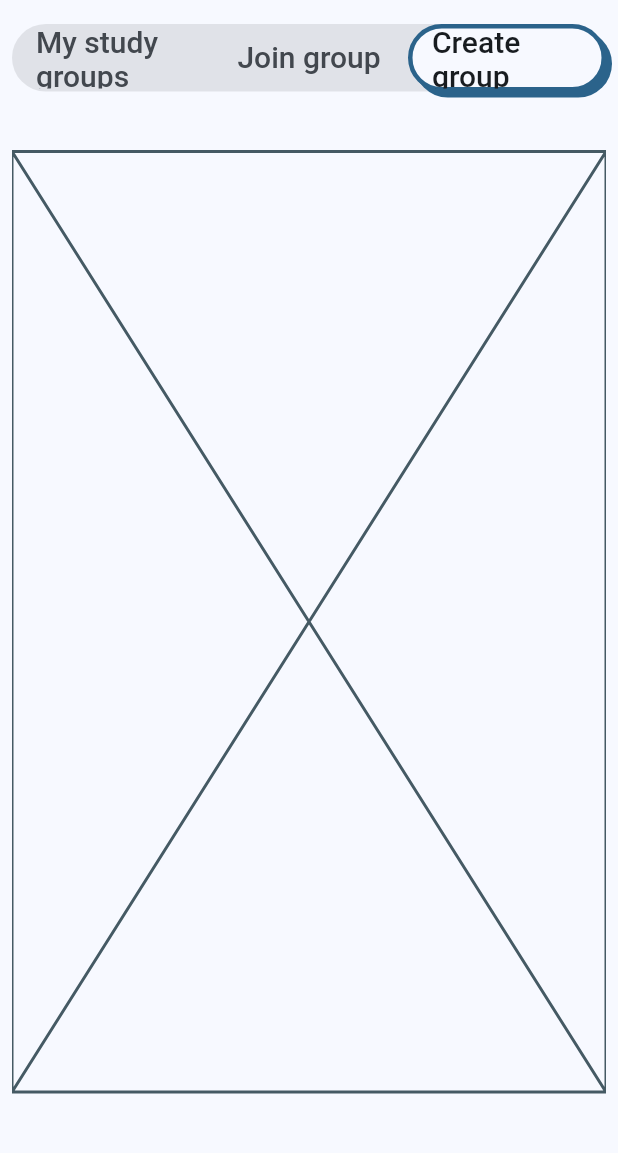
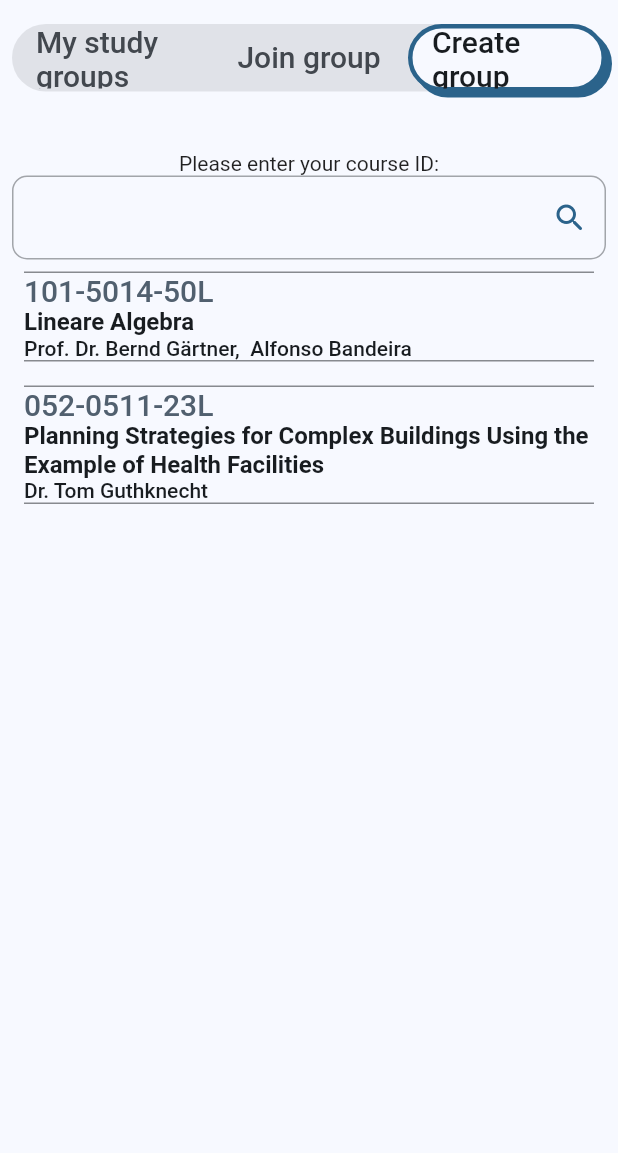
Before and after one commit to Totemi1324/viscon_hackathon_app, a Flutter app: the WithTabBar screen opened directly, tab 3 chosen, on a phone screen of 412 x 824 dp, the part 72-1225 px from its top. Run offline on Flutter 3.47's test engine with Material 2 defaults, Android fonts, the phone set to English and light mode, and no system bars; our stand-ins replace cloud_firestore, firebase_auth, firebase_core, flutter_bloc, tuple; missing offline and left inert: flutter_gen; accounts and stored records are empty; generated files the repository leaves out were written again.

Commit message:
Implement frame for course search

```diff
--- /dev/null
+++ b/lib/widgets/course_search.dart
@@ -0,0 +1,131 @@
+import 'package:flutter/material.dart';
+import 'package:tuple/tuple.dart';
+
+import '../models/course_data.dart';
+
+class CourseSearch extends StatefulWidget {
+  final Function(CourseData) onSelect;
+
+  const CourseSearch({required this.onSelect, super.key});
+
+  @override
+  State<CourseSearch> createState() => _CourseSearchState();
+}
+
+class _CourseSearchState extends State<CourseSearch> {
+  String _searchQuery = "";
+  List<CourseData> _currentResults = [
+    CourseData(
+      id: "101-5014-50L",
+      lecturers: [
+        Tuple3("Bernd", "Gärtner", "Prof. Dr."),
+        Tuple3("Alfonso", "Bandeira", ""),
+      ],
+      title: "Lineare Algebra",
+    ),
+    CourseData(
+      id: "052-0511-23L",
+      lecturers: [
+        Tuple3("Tom", "Guthknecht", "Dr."),
+      ],
+      title:
+          "Planning Strategies for Complex Buildings Using the Example of Health Facilities",
+    ),
+  ];
+
+  String generateLecturerString(List<Tuple3> lecturerData) {
+    String res = "";
+    for (var i = 0; i < lecturerData.length; i++) {
+      final lecturer = lecturerData[i];
+      res += lecturer.item3 + " " + lecturer.item1 + " " + lecturer.item2;
+      if (i != lecturerData.length - 1) {
+        res += ", ";
+      }
+    }
+    return res;
+  }
+
+  void performSearch(String query) {
+    print("e");
+  }
+
+  @override
+  Widget build(BuildContext context) {
+    return Column(
+      children: [
+        Text("Please enter your course ID:"),
+        TextFormField(
+          style: Theme.of(context).textTheme.bodyLarge,
+          autocorrect: false,
+          enableSuggestions: false,
+          onFieldSubmitted: (value) => performSearch(value),
+          onSaved: (newValue) {
+            if (newValue != null) {
+              _searchQuery = newValue;
+            }
+          },
+          decoration: InputDecoration(
+            border: OutlineInputBorder(
+              borderSide: BorderSide(
+                width: 3,
+                color: Theme.of(context).colorScheme.onSurface,
+              ),
+              borderRadius: BorderRadius.circular(10.0),
+            ),
+            suffixIcon: IconButton(
+              icon: Icon(
+                Icons.search_rounded,
+                color: Theme.of(context).colorScheme.primary,
+              ),
+              tooltip: "Search course ID",
+              onPressed: () => performSearch(_searchQuery),
+            ),
+          ),
+        ),
+        ListView.builder(
+          shrinkWrap: true,
+          itemCount: _currentResults.length,
+          itemBuilder: (context, index) {
+            final result = _currentResults[index];
+            return Padding(
+              padding: const EdgeInsets.all(8),
+              child: Container(
+                decoration: BoxDecoration(
+                  border: Border.symmetric(
+                    horizontal: BorderSide(
+                      color: Theme.of(context)
+                          .colorScheme
+                          .onSurface
+                          .withOpacity(0.5),
+                    ),
+                  ),
+                ),
+                child: Column(
+                  crossAxisAlignment: CrossAxisAlignment.start,
+                  children: [
+                    Text(
+                      result.id,
+                      style: Theme.of(context).textTheme.titleLarge!.copyWith(
+                          color: Theme.of(context).colorScheme.secondary),
+                    ),
+                    Text(
+                      result.title ?? "",
+                      style: Theme.of(context).textTheme.titleMedium!.copyWith(
+                          color: Theme.of(context).colorScheme.onSurface,
+                          fontWeight: FontWeight.w600),
+                    ),
+                    Text(
+                      generateLecturerString(result.lecturers),
+                      style: Theme.of(context).textTheme.bodyLarge!.copyWith(
+                          color: Theme.of(context).colorScheme.onSurface),
+                    ),
+                  ],
+                ),
+              ),
+            );
+          },
+        ),
+      ],
+    );
+  }
+}
--- a/lib/widgets/creategroup_view.dart
+++ b/lib/widgets/creategroup_view.dart
@@ -1,10 +1,12 @@
 import 'package:flutter/material.dart';
+
+import './course_search.dart';
 
 class CreateGroupView extends StatelessWidget {
   const CreateGroupView({super.key});
 
   @override
   Widget build(BuildContext context) {
-    return const Placeholder();
+    return CourseSearch(onSelect: (_) {});
   }
 }
--- a/lib/widgets/login_form.dart
+++ b/lib/widgets/login_form.dart
@@ -58,7 +58,7 @@ class _LogInFormState extends State<LogInForm> {
         obscureText: _passwordObscured,
         focusNode: _passwordFocusNode,
         enableSuggestions: false,
-        onFieldSubmitted: (_) {},
+        onFieldSubmitted: (_) => _onSignInPressed(buildContext),
         onSaved: (newValue) {
           if (newValue != null) {
             _password = newValue;
--- a/lib/widgets/signup_form.dart
+++ b/lib/widgets/signup_form.dart
@@ -95,8 +95,8 @@ class _SignupFormState extends State<SignupForm> {
           obscureText: _passwordRepetitionObscured,
           focusNode: _passwordConfirmationFocusNode,
           enableSuggestions: false,
-          onFieldSubmitted: (_) {},
-          onSaved: (newValue) {},
+          onFieldSubmitted: (_) => _onSignUpPressed(buildContext),
+          onSaved: (_) {},
           validator: (value) {
             if (value == null || value.isEmpty) {
               return "Please reenter your Password";
@@ -124,7 +124,7 @@ class _SignupFormState extends State<SignupForm> {
                 }),
               )));
 
-  void _onSignInPressed(BuildContext buildContext) async {
+  void _onSignUpPressed(BuildContext buildContext) async {
     setState(() {
       _isLoading = true;
     });
@@ -224,7 +224,7 @@ class _SignupFormState extends State<SignupForm> {
               height: 50,
             ),
             ElevatedButton(
-              onPressed: _isLoading ? null : () => _onSignInPressed(context),
+              onPressed: _isLoading ? null : () => _onSignUpPressed(context),
               child: _isLoading
                   ? const Text("Please wait...")
                   : const Text("Sign up"),
```
Also changed, not shown: lib/widgets/user_preferences_form.dart (added).
